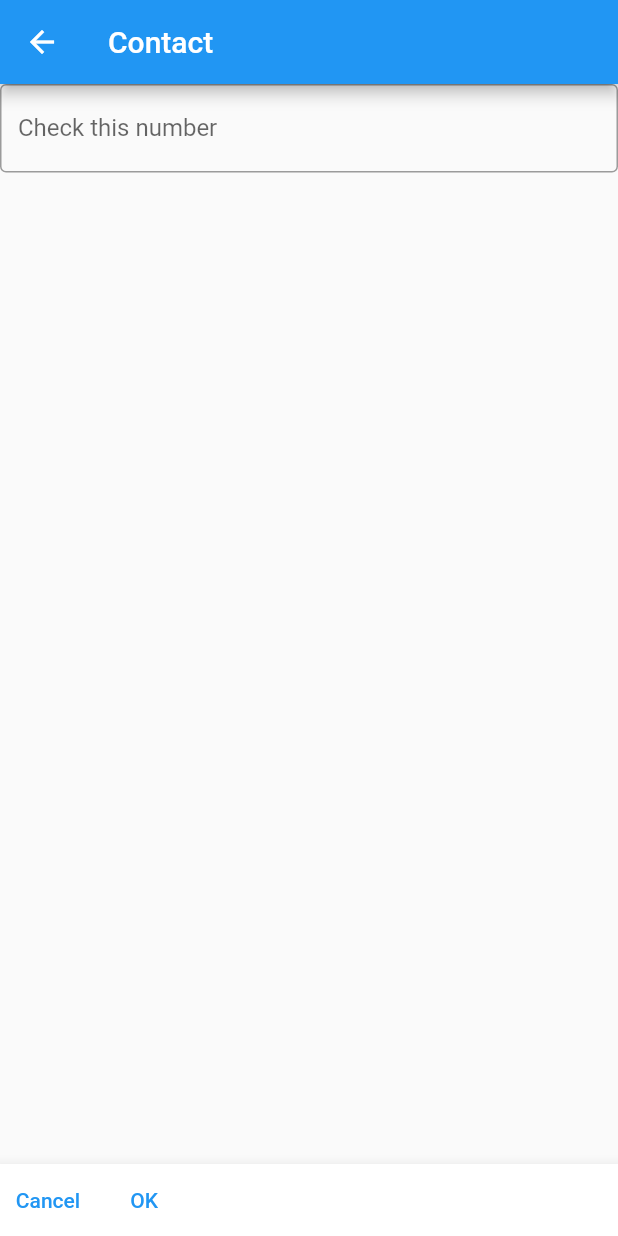
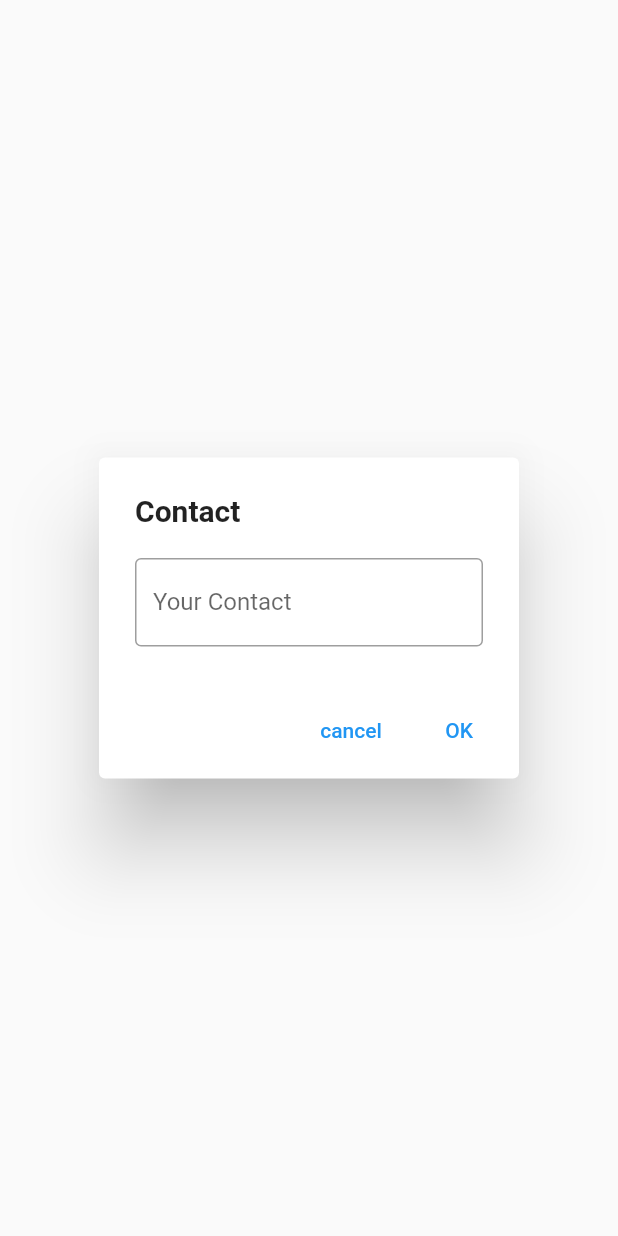
Before and after one commit to betterplaywon/flutter_practice, a Flutter app: the TestDialog widget shown alone on an empty page, opened directly, on a phone screen of 412 x 824 dp. Run offline on Flutter 3.47's test engine with Material 2 defaults, Android fonts, the phone set to English and light mode, and no system bars.

Commit message:
Modified: making modal

```diff
--- a/lib/main.dart
+++ b/lib/main.dart
@@ -24,14 +24,6 @@ class _MyAppState extends State<MyApp>{
   @override
   Widget build(BuildContext context) {
     return Scaffold(
-        floatingActionButton: FloatingActionButton(
-          onPressed: (){
-            showDialog(context: context, builder: (context){
-              return Dialog(
-                child: TestDialog());
-            });
-          },
-        ),
       appBar: AppBar(
         title: Text('TEST'),
       ),
@@ -44,6 +36,13 @@ class _MyAppState extends State<MyApp>{
             );
         },
         ),
+      floatingActionButton: FloatingActionButton(
+        onPressed: (){
+          showDialog(context: context, builder: (context){
+            return TestDialog();
+          });
+        },
+      ),
       );
   }
 }
@@ -54,26 +53,18 @@ class TestDialog extends StatelessWidget {
 
   @override
   Widget build(BuildContext context) {
-    return Scaffold(
-      appBar: AppBar(
-        title: Text('Contact')
-      ),
-      body: Column(
-        children: <Widget>[
-        TextField(decoration: InputDecoration(
+    return AlertDialog(
+      title: Text('Contact', style: TextStyle(fontSize: 20, fontWeight: FontWeight.w600),),
+      content: TextField(
+        decoration: InputDecoration(
           border: OutlineInputBorder(),
-          labelText: 'Check this number'
-        ),),
-        ],
-      ),
-      bottomNavigationBar: BottomAppBar(
-        child: Row(
-          children: [
-            TextButton(onPressed: (){}, child: Text('Cancel')),
-            TextButton(onPressed:(){}, child: Text('OK')),
-          ],
+          labelText: 'Your Contact'
         ),
       ),
+      actions: <Widget>[
+        TextButton(onPressed: (){}, child: Text('cancel')),
+        TextButton(onPressed: (){}, child: Text('OK')),
+      ],
     );
   }
 }
```
